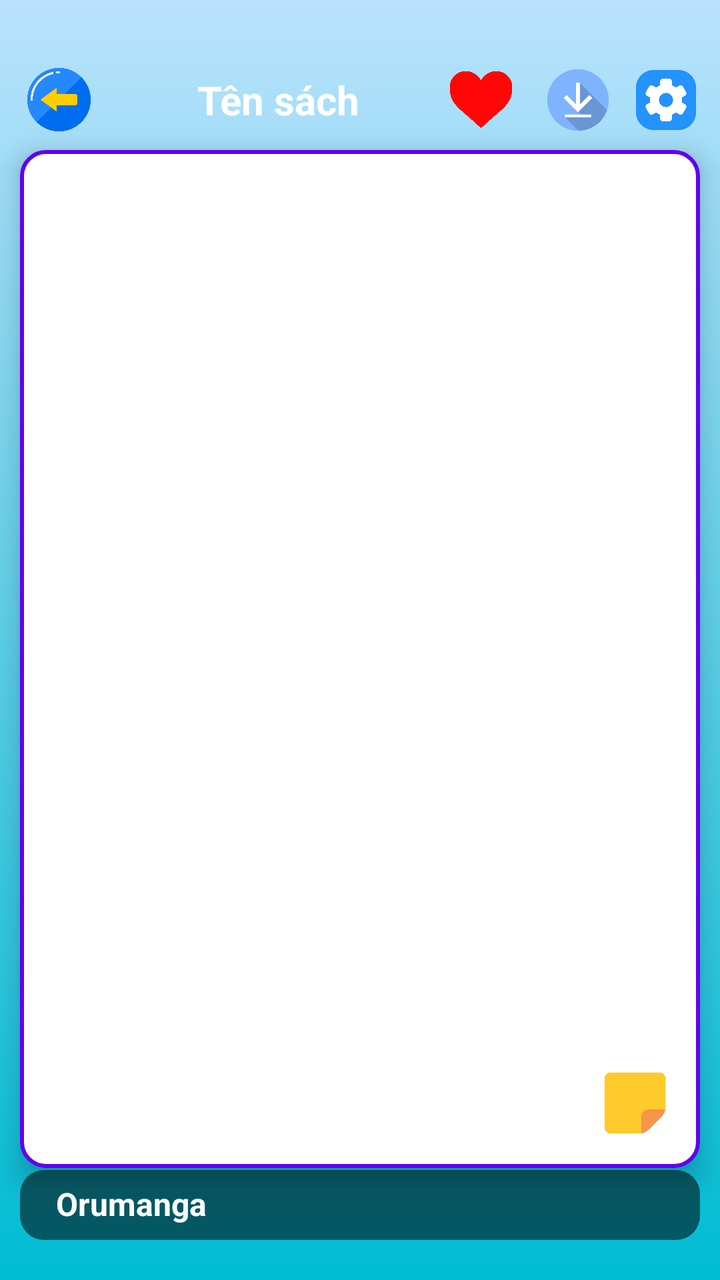
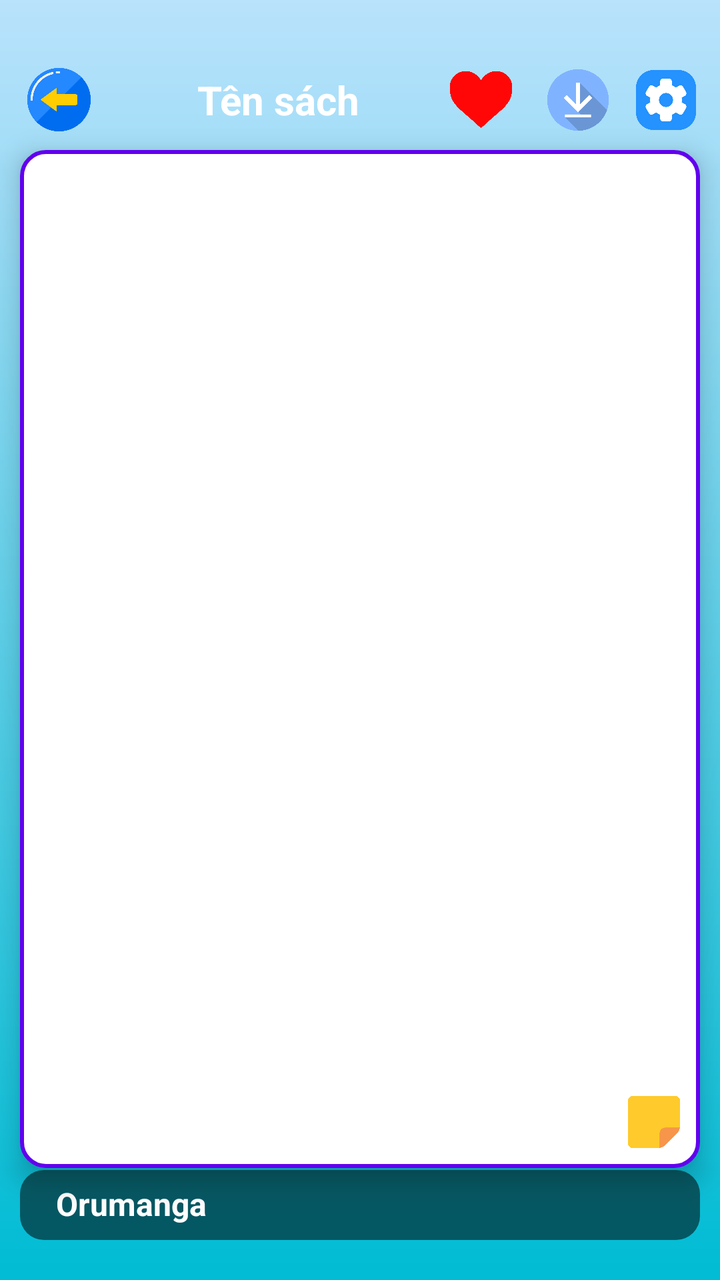

Screens rendered from an Android XML layout before and after an edit, with the pre-edit source and the edit as a unified diff.
<!-- AndroidManifest.xml: application theme Theme.Do_an -->
<!-- res/layout/activity_reading.xml -->
<?xml version="1.0" encoding="utf-8"?>
<LinearLayout xmlns:android="http://schemas.android.com/apk/res/android"
    xmlns:tools="http://schemas.android.com/tools"
    android:orientation="vertical"
    android:background="@drawable/bg_gradient"
    android:layout_width="match_parent"
    android:layout_height="match_parent"
    android:paddingTop="25dp"
    tools:context=".application.ReadActivity">

    
    <LinearLayout
        android:id="@+id/topBar"
        android:layout_width="match_parent"
        android:layout_height="50dp"
        android:orientation="horizontal"
        android:gravity="center_vertical"
        android:paddingHorizontal="12dp"
        android:elevation="4dp">

        
        <ImageView
            android:id="@+id/btnBack"
            android:layout_width="35dp"
            android:layout_height="35dp"
            android:src="@drawable/img_2"/>

        
        <TextView
            android:id="@+id/txtTieuDe"
            android:layout_width="0dp"
            android:layout_height="wrap_content"
            android:layout_weight="1"
            android:layout_marginStart="16dp"
            android:text="Tên sách"
            android:textColor="@android:color/white"
            android:textSize="20sp"
            android:gravity="center_horizontal"
            android:textStyle="bold"
            android:ellipsize="end"
            android:singleLine="true" />

        
        <LinearLayout
            android:layout_width="wrap_content"
            android:layout_height="match_parent"
            android:gravity="center_vertical"
            android:orientation="horizontal">

            <ImageView
                android:id="@+id/btnFavorite"
                android:layout_width="35dp"
                android:layout_height="35dp"
                android:layout_marginStart="8dp"
                android:src="@drawable/img_3"
                android:contentDescription="Yêu thích" />

            <ImageView
                android:id="@+id/btnDown"
                android:layout_width="38dp"
                android:layout_height="38dp"
                android:layout_marginStart="12dp"
                android:src="@drawable/img_4"
                android:contentDescription="Tải xuống" />

            <ImageView
                android:id="@+id/btnSettings"
                android:layout_width="30dp"
                android:layout_height="30dp"
                android:layout_marginStart="10dp"
                android:src="@drawable/img_13"
                android:contentDescription="Tải xuống" />
        </LinearLayout>
    </LinearLayout>

    
    <FrameLayout
        android:layout_width="match_parent"
        android:layout_height="0dp"
        android:layout_weight="1"
        android:layout_marginLeft="10dp"
        android:layout_marginRight="10dp"
        android:background="@drawable/bg_pdf_frame"
        android:elevation="8dp">

        <androidx.viewpager2.widget.ViewPager2
            android:id="@+id/pdfViewPager"
            android:layout_width="match_parent"
            android:layout_height="match_parent" />

        <ImageView
            android:id="@+id/btnNote"
            android:layout_width="35dp"
            android:layout_height="35dp"
            android:src="@drawable/ic_note"
            android:layout_gravity="bottom|end"
            android:layout_margin="12dp"/>

        
        <LinearLayout
            android:id="@+id/loadingLayout"
            android:orientation="vertical"
            android:gravity="center"
            android:layout_width="wrap_content"
            android:layout_height="wrap_content"
            android:layout_gravity="center"
            android:visibility="gone">

            <ProgressBar
                android:id="@+id/progressBarLoading"
                android:layout_width="45dp"
                android:layout_height="45dp"
                android:indeterminate="true" />

            <TextView
                android:id="@+id/txtLoading"
                android:layout_width="wrap_content"
                android:layout_height="wrap_content"
                android:text="Đang tải..."
                android:textColor="@android:color/background_dark"
                android:textSize="16sp"
                android:layout_marginTop="8dp" />
        </LinearLayout>
    </FrameLayout>

    <LinearLayout
        android:layout_width="match_parent"
        android:layout_height="35dp"
        android:orientation="horizontal"
        android:paddingHorizontal="18dp"
        android:paddingVertical="6dp"
        android:layout_marginTop="1dp"
        android:layout_marginRight="10dp"
        android:layout_marginLeft="10dp"
        android:layout_gravity="center_horizontal"
        android:layout_marginBottom="20dp"
        android:background="@drawable/bg_page_indicator">

        <TextView
            android:id="@+id/txtname"
            android:layout_width="0dp"
            android:layout_height="wrap_content"
            android:layout_weight="1"
            android:text="Orumanga"
            android:gravity="start"
            android:textColor="@android:color/white"
            android:textSize="16sp"
            android:textStyle="bold" />

        <ProgressBar
            android:id="@+id/progressDownload"
            style="@android:style/Widget.ProgressBar.Horizontal"
            android:layout_width="120dp"
            android:layout_height="wrap_content"
            android:layout_gravity="center"
            android:indeterminate="true"
            android:visibility="gone" />

        <TextView
            android:id="@+id/txtPageIndicator"
            android:layout_width="0dp"
            android:layout_height="wrap_content"
            android:layout_weight="1"
            android:gravity="end"
            android:text=""
            android:textColor="@android:color/white"
            android:textSize="16sp"
            android:textStyle="bold"/>
    </LinearLayout>




    <FrameLayout
        android:id="@+id/settingsContainer"
        android:layout_width="match_parent"
        android:layout_height="match_parent"
        android:visibility="gone"
        android:background="#99000000"
        android:padding="24dp">

        <ScrollView
            android:layout_width="match_parent"
            android:layout_height="wrap_content"
            android:fillViewport="true">

            <LinearLayout
                android:layout_width="match_parent"
                android:layout_height="wrap_content"
                android:orientation="vertical"
                android:background="@drawable/bg_settings_card"
                android:padding="20dp"
                android:elevation="12dp"
                android:layout_gravity="center_vertical">

                <TextView
                    android:text="Cài đặt"
                    android:textSize="22sp"
                    android:textStyle="bold"
                    android:textColor="#222222"
                    android:layout_width="match_parent"
                    android:layout_height="wrap_content"
                    android:gravity="center"
                    android:paddingBottom="12dp"/>

                
                <TextView
                    android:text="Chiều đọc:"
                    android:textStyle="bold"
                    android:textColor="#333333"
                    android:layout_width="wrap_content"
                    android:layout_height="wrap_content"/>

                <RadioGroup
                    android:id="@+id/rgReadingDirection"
                    android:layout_width="match_parent"
                    android:layout_height="wrap_content"
                    android:paddingHorizontal="8dp"
                    android:paddingTop="4dp">

                    <RadioButton
                        android:id="@+id/rbVertical"
                        android:layout_width="wrap_content"
                        android:layout_height="wrap_content"
                        android:text="Dọc"
                        android:textColor="#444444"/>

                    <RadioButton
                        android:id="@+id/rbHorizontal"
                        android:layout_width="wrap_content"
                        android:layout_height="wrap_content"
                        android:text="Ngang"
                        android:textColor="#444444"/>
                </RadioGroup>

                
                <TextView
                    android:text="Hiển thị trang:"
                    android:textStyle="bold"
                    android:layout_marginTop="14dp"
                    android:textColor="#333333"
                    android:layout_width="wrap_content"
                    android:layout_height="wrap_content"/>

                <RadioGroup
                    android:id="@+id/rgPageMode"
                    android:layout_width="match_parent"
                    android:layout_height="wrap_content"
                    android:paddingHorizontal="8dp"
                    android:paddingTop="4dp">

                    <RadioButton
                        android:id="@+id/rbSinglePage"
                        android:text="1 trang / lần"
                        android:textColor="#444444"
                        android:layout_width="wrap_content"
                        android:layout_height="wrap_content" />

                    <RadioButton
                        android:id="@+id/rbDoublePage"
                        android:text="2 trang / lần"
                        android:textColor="#444444"
                        android:layout_width="wrap_content"
                        android:layout_height="wrap_content" />
                </RadioGroup>

                
                <Switch
                    android:id="@+id/switchAutoNext"
                    android:layout_width="match_parent"
                    android:layout_height="wrap_content"
                    android:text="Tự động chuyển trang"
                    android:textColor="#333333"
                    android:layout_marginTop="14dp"/>

                <LinearLayout
                    android:id="@+id/layoutAutoTime"
                    android:layout_width="match_parent"
                    android:layout_height="wrap_content"
                    android:orientation="horizontal"
                    android:visibility="gone"
                    android:gravity="center_vertical"
                    android:layout_marginTop="6dp">

                    <TextView
                        android:text="Thời gian:"
                        android:textColor="#444444"
                        android:layout_width="wrap_content"
                        android:layout_height="wrap_content"/>

                    <SeekBar
                        android:id="@+id/seekAutoTime"
                        android:layout_width="0dp"
                        android:layout_height="wrap_content"
                        android:layout_weight="1"
                        android:max="30"/>

                    <TextView
                        android:id="@+id/txtAutoTime"
                        android:text="5s"
                        android:textColor="#333333"
                        android:layout_width="wrap_content"
                        android:layout_height="wrap_content"
                        android:paddingLeft="8dp"/>
                </LinearLayout>

                
                <androidx.appcompat.widget.AppCompatButton
                    android:id="@+id/btnCloseSettings"
                    android:layout_width="match_parent"
                    android:layout_height="wrap_content"
                    android:layout_marginTop="18dp"
                    android:text="Đóng"
                    android:textAllCaps="false"
                    android:backgroundTint="#3F51B5"
                    android:textColor="@android:color/white" />

            </LinearLayout>
        </ScrollView>
    </FrameLayout>

</LinearLayout>
<!-- resources referenced by this layout -->
<resources>
  <!-- drawable bg_gradient (drawable) -->
  <?xml version="1.0" encoding="utf-8"?>
  <shape xmlns:android="http://schemas.android.com/apk/res/android"
      android:shape="rectangle">
  
      <gradient
          android:type="linear"
          android:startColor="#B9E2FC"
          android:endColor="#00BCD4"
          android:angle="270" />
  
  </shape>
  <!-- drawable bg_page_indicator (drawable) -->
  <?xml version="1.0" encoding="utf-8"?>
  <shape xmlns:android="http://schemas.android.com/apk/res/android"
      android:shape="rectangle">
  
      <solid android:color="#88000000" /> 
      <corners android:radius="12dp" />
      <padding
          android:left="12dp"
          android:top="6dp"
          android:right="12dp"
          android:bottom="6dp" />
  
  </shape>
  <!-- drawable bg_pdf_frame (drawable) -->
  <shape xmlns:android="http://schemas.android.com/apk/res/android" android:shape="rectangle">
      
      <solid android:color="@android:color/white"/>
  
      
      <corners android:radius="12dp"/>
  
      
      <stroke
          android:width="2dp"
          android:color="#FF6200EE"/>
  
      
      <padding
          android:left="3dp"
          android:top="3dp"
          android:right="3dp"
          android:bottom="3dp"/>
  </shape>
  <!-- drawable bg_settings_card (drawable) -->
  <shape xmlns:android="http://schemas.android.com/apk/res/android"
      android:shape="rectangle">
      <solid android:color="@android:color/white"/>
      <corners android:radius="20dp"/>
      <padding
          android:left="8dp"
          android:top="8dp"
          android:right="8dp"
          android:bottom="8dp"/>
  </shape>
  <!-- drawable ic_note: png bitmap (drawable, 6269 bytes) -->
  <!-- drawable img_13: png bitmap (drawable, 15685 bytes) -->
  <!-- drawable img_2: png bitmap (drawable, 16760 bytes) -->
  <!-- drawable img_3: png bitmap (drawable, 28111 bytes) -->
  <!-- drawable img_4: png bitmap (drawable, 61992 bytes) -->
  <style name="Theme.Do_an" parent="Base.Theme.Do_an" />
  <style name="Base.Theme.Do_an" parent="Theme.Material3.DayNight.NoActionBar">
          
          
      </style>
</resources>

<!-- the commit's change to res/layout/activity_reading.xml (unified diff, before → after) -->
@@ -90,11 +90,11 @@
 
         <ImageView
             android:id="@+id/btnNote"
-            android:layout_width="35dp"
-            android:layout_height="35dp"
+            android:layout_width="30dp"
+            android:layout_height="30dp"
             android:src="@drawable/ic_note"
             android:layout_gravity="bottom|end"
-            android:layout_margin="12dp"/>
+            android:layout_margin="5dp"/>
 
         
         <LinearLayout
